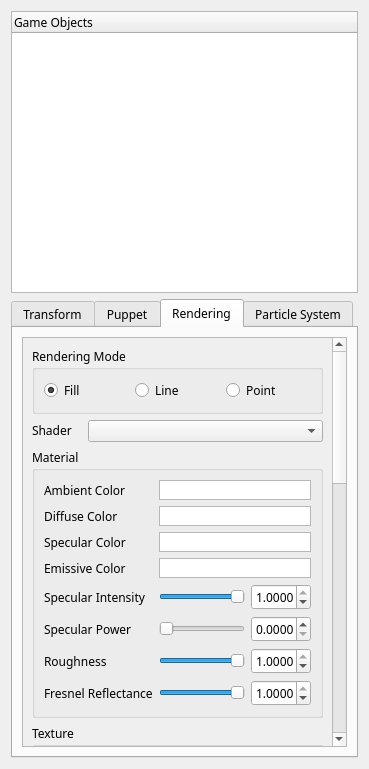
Old version of the form Source/UI/HierarchyWidget.ui in the repository kevinmore/Project-Nebula.
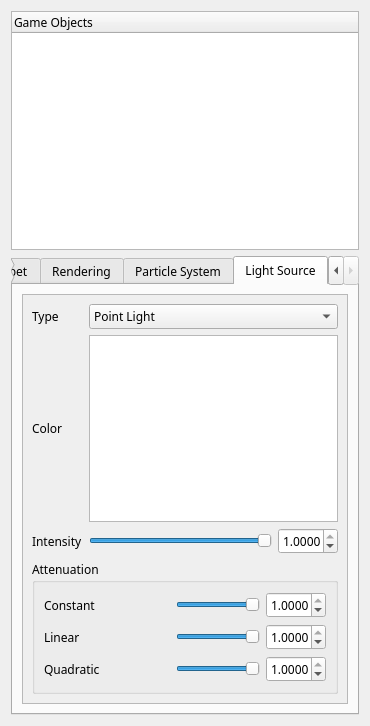
New version of the form.

Commit message: Implemented Light GUI control, working on serilizat

Patch:
```diff
--- a/Source/UI/HierarchyWidget.ui
+++ b/Source/UI/HierarchyWidget.ui
@@ -9,8 +9,8 @@
    <rect>
     <x>0</x>
     <y>0</y>
-    <width>369</width>
-    <height>769</height>
+    <width>370</width>
+    <height>726</height>
    </rect>
   </property>
   <property name="sizePolicy">
@@ -64,7 +64,7 @@
       <enum>QTabWidget::Rounded</enum>
      </property>
      <property name="currentIndex">
-      <number>2</number>
+      <number>4</number>
      </property>
      <property name="elideMode">
       <enum>Qt::ElideNone</enum>
@@ -687,8 +687,8 @@
            <rect>
             <x>0</x>
             <y>0</y>
-            <width>308</width>
-            <height>1130</height>
+            <width>309</width>
+            <height>1157</height>
            </rect>
           </property>
           <layout class="QVBoxLayout" name="verticalLayout_4">
@@ -861,6 +861,9 @@
                     <property name="decimals">
                      <number>4</number>
                     </property>
+                    <property name="minimum">
+                     <double>1.000000000000000</double>
+                    </property>
                     <property name="maximum">
                      <double>100.000000000000000</double>
                     </property>
@@ -2053,6 +2056,412 @@
        </item>
       </layout>
      </widget>
+     <widget class="QWidget" name="LightTab">
+      <attribute name="title">
+       <string>Light Source</string>
+      </attribute>
+      <layout class="QVBoxLayout" name="verticalLayout_5">
+       <item>
+        <widget class="QScrollArea" name="scrollArea_4">
+         <property name="widgetResizable">
+          <bool>true</bool>
+         </property>
+         <widget class="QWidget" name="scrollAreaWidgetContents_4">
+          <property name="geometry">
+           <rect>
+            <x>0</x>
+            <y>0</y>
+            <width>326</width>
+            <height>407</height>
+           </rect>
+          </property>
+          <layout class="QVBoxLayout" name="verticalLayout_16">
+           <item>
+            <layout class="QGridLayout" name="gridLayout_2" columnstretch="0,0">
+             <item row="1" column="1">
+              <widget class="QGraphicsView" name="graphicsView_LightColorPicker">
+               <property name="sizePolicy">
+                <sizepolicy hsizetype="Minimum" vsizetype="Minimum">
+                 <horstretch>0</horstretch>
+                 <verstretch>0</verstretch>
+                </sizepolicy>
+               </property>
+               <property name="minimumSize">
+                <size>
+                 <width>20</width>
+                 <height>20</height>
+                </size>
+               </property>
+              </widget>
+             </item>
+             <item row="0" column="0">
+              <widget class="QLabel" name="label_57">
+               <property name="sizePolicy">
+                <sizepolicy hsizetype="Preferred" vsizetype="Fixed">
+                 <horstretch>0</horstretch>
+                 <verstretch>0</verstretch>
+                </sizepolicy>
+               </property>
+               <property name="minimumSize">
+                <size>
+                 <width>50</width>
+                 <height>0</height>
+                </size>
+               </property>
+               <property name="maximumSize">
+                <size>
+                 <width>50</width>
+                 <height>16777215</height>
+                </size>
+               </property>
+               <property name="text">
+                <string>Type</string>
+               </property>
+               <property name="alignment">
+                <set>Qt::AlignLeading|Qt::AlignLeft|Qt::AlignVCenter</set>
+               </property>
+              </widget>
+             </item>
+             <item row="0" column="1">
+              <widget class="QComboBox" name="comboBox_LightType">
+               <property name="sizePolicy">
+                <sizepolicy hsizetype="Preferred" vsizetype="Fixed">
+                 <horstretch>0</horstretch>
+                 <verstretch>0</verstretch>
+                </sizepolicy>
+               </property>
+               <item>
+                <property name="text">
+                 <string>Point Light</string>
+                </property>
+               </item>
+               <item>
+                <property name="text">
+                 <string>Directional Light</string>
+                </property>
+               </item>
+               <item>
+                <property name="text">
+                 <string>Spot Light</string>
+                </property>
+               </item>
+               <item>
+                <property name="text">
+                 <string>Ambient Light</string>
+                </property>
+               </item>
+               <item>
+                <property name="text">
+                 <string>Area Light</string>
+                </property>
+               </item>
+              </widget>
+             </item>
+             <item row="1" column="0">
+              <widget class="QLabel" name="label_58">
+               <property name="sizePolicy">
+                <sizepolicy hsizetype="Preferred" vsizetype="Fixed">
+                 <horstretch>0</horstretch>
+                 <verstretch>0</verstretch>
+                </sizepolicy>
+               </property>
+               <property name="minimumSize">
+                <size>
+                 <width>50</width>
+                 <height>0</height>
+                </size>
+               </property>
+               <property name="maximumSize">
+                <size>
+                 <width>50</width>
+                 <height>16777215</height>
+                </size>
+               </property>
+               <property name="text">
+                <string>Color</string>
+               </property>
+               <property name="alignment">
+                <set>Qt::AlignLeading|Qt::AlignLeft|Qt::AlignVCenter</set>
+               </property>
+              </widget>
+             </item>
+             <item row="2" column="0">
+              <widget class="QLabel" name="label_35">
+               <property name="text">
+                <string>Intensity</string>
+               </property>
+              </widget>
+             </item>
+             <item row="2" column="1">
+              <layout class="QHBoxLayout" name="horizontalLayout_43">
+               <item>
+                <widget class="QSlider" name="horizontalSlider_LightIntensity">
+                 <property name="sizePolicy">
+                  <sizepolicy hsizetype="Preferred" vsizetype="Fixed">
+                   <horstretch>0</horstretch>
+                   <verstretch>0</verstretch>
+                  </sizepolicy>
+                 </property>
+                 <property name="maximum">
+                  <number>100</number>
+                 </property>
+                 <property name="value">
+                  <number>100</number>
+                 </property>
+                 <property name="orientation">
+                  <enum>Qt::Horizontal</enum>
+                 </property>
+                </widget>
+               </item>
+               <item>
+                <widget class="QDoubleSpinBox" name="doubleSpinBox_LightIntensity">
+                 <property name="sizePolicy">
+                  <sizepolicy hsizetype="Fixed" vsizetype="Fixed">
+                   <horstretch>0</horstretch>
+                   <verstretch>0</verstretch>
+                  </sizepolicy>
+                 </property>
+                 <property name="minimumSize">
+                  <size>
+                   <width>60</width>
+                   <height>0</height>
+                  </size>
+                 </property>
+                 <property name="maximumSize">
+                  <size>
+                   <width>60</width>
+                   <height>16777215</height>
+                  </size>
+                 </property>
+                 <property name="decimals">
+                  <number>4</number>
+                 </property>
+                 <property name="maximum">
+                  <double>1.000000000000000</double>
+                 </property>
+                 <property name="singleStep">
+                  <double>0.100000000000000</double>
+                 </property>
+                 <property name="value">
+                  <double>1.000000000000000</double>
+                 </property>
+                </widget>
+               </item>
+              </layout>
+             </item>
+            </layout>
+           </item>
+           <item>
+            <widget class="QGroupBox" name="groupBox_LightAtt">
+             <property name="title">
+              <string>Attenuation</string>
+             </property>
+             <layout class="QVBoxLayout" name="verticalLayout_14">
+              <item>
+               <layout class="QGridLayout" name="gridLayout_6">
+                <item row="2" column="0">
+                 <widget class="QLabel" name="label_3">
+                  <property name="text">
+                   <string>Quadratic</string>
+                  </property>
+                 </widget>
+                </item>
+                <item row="1" column="0">
+                 <widget class="QLabel" name="label_2">
+                  <property name="text">
+                   <string>Linear</string>
+                  </property>
+                 </widget>
+                </item>
+                <item row="0" column="0">
+                 <widget class="QLabel" name="label">
+                  <property name="text">
+                   <string>Constant</string>
+                  </property>
+                 </widget>
+                </item>
+                <item row="0" column="1">
+                 <layout class="QHBoxLayout" name="horizontalLayout_39">
+                  <item>
+                   <widget class="QSlider" name="horizontalSlider_LightAttConst">
+                    <property name="sizePolicy">
+                     <sizepolicy hsizetype="Preferred" vsizetype="Fixed">
+                      <horstretch>0</horstretch>
+                      <verstretch>0</verstretch>
+                     </sizepolicy>
+                    </property>
+                    <property name="maximum">
+                     <number>100</number>
+                    </property>
+                    <property name="value">
+                     <number>100</number>
+                    </property>
+                    <property name="orientation">
+                     <enum>Qt::Horizontal</enum>
+                    </property>
+                   </widget>
+                  </item>
+                  <item>
+                   <widget class="QDoubleSpinBox" name="doubleSpinBox_LightAttConst">
+                    <property name="sizePolicy">
+                     <sizepolicy hsizetype="Fixed" vsizetype="Fixed">
+                      <horstretch>0</horstretch>
+                      <verstretch>0</verstretch>
+                     </sizepolicy>
+                    </property>
+                    <property name="minimumSize">
+                     <size>
+                      <width>60</width>
+                      <height>0</height>
+                     </size>
+                    </property>
+                    <property name="maximumSize">
+                     <size>
+                      <width>60</width>
+                      <height>16777215</height>
+                     </size>
+                    </property>
+                    <property name="decimals">
+                     <number>4</number>
+                    </property>
+                    <property name="maximum">
+                     <double>1.000000000000000</double>
+                    </property>
+                    <property name="singleStep">
+                     <double>0.100000000000000</double>
+                    </property>
+                    <property name="value">
+                     <double>1.000000000000000</double>
+                    </property>
+                   </widget>
+                  </item>
+                 </layout>
+                </item>
+                <item row="1" column="1">
+                 <layout class="QHBoxLayout" name="horizontalLayout_41">
+                  <item>
+                   <widget class="QSlider" name="horizontalSlider_LightAttLinear">
+                    <property name="sizePolicy">
+                     <sizepolicy hsizetype="Preferred" vsizetype="Fixed">
+                      <horstretch>0</horstretch>
+                      <verstretch>0</verstretch>
+                     </sizepolicy>
+                    </property>
+                    <property name="maximum">
+                     <number>100</number>
+                    </property>
+                    <property name="value">
+                     <number>100</number>
+                    </property>
+                    <property name="orientation">
+                     <enum>Qt::Horizontal</enum>
+                    </property>
+                   </widget>
+                  </item>
+                  <item>
+                   <widget class="QDoubleSpinBox" name="doubleSpinBox_LightAttLinear">
+                    <property name="sizePolicy">
+                     <sizepolicy hsizetype="Fixed" vsizetype="Fixed">
+                      <horstretch>0</horstretch>
+                      <verstretch>0</verstretch>
+                     </sizepolicy>
+                    </property>
+                    <property name="minimumSize">
+                     <size>
+                      <width>60</width>
+                      <height>0</height>
+                     </size>
+                    </property>
+                    <property name="maximumSize">
+                     <size>
+                      <width>60</width>
+                      <height>16777215</height>
+                     </size>
+                    </property>
+                    <property name="decimals">
+                     <number>4</number>
+                    </property>
+                    <property name="maximum">
+                     <double>1.000000000000000</double>
+                    </property>
+                    <property name="singleStep">
+                     <double>0.100000000000000</double>
+                    </property>
+                    <property name="value">
+                     <double>1.000000000000000</double>
+                    </property>
+                   </widget>
+                  </item>
+                 </layout>
+                </item>
+                <item row="2" column="1">
+                 <layout class="QHBoxLayout" name="horizontalLayout_42">
+                  <item>
+                   <widget class="QSlider" name="horizontalSlider_LightAttQuad">
+                    <property name="sizePolicy">
+                     <sizepolicy hsizetype="Preferred" vsizetype="Fixed">
+                      <horstretch>0</horstretch>
+                      <verstretch>0</verstretch>
+                     </sizepolicy>
+                    </property>
+                    <property name="maximum">
+                     <number>100</number>
+                    </property>
+                    <property name="value">
+                     <number>100</number>
+                    </property>
+                    <property name="orientation">
+                     <enum>Qt::Horizontal</enum>
+                    </property>
+                   </widget>
+                  </item>
+                  <item>
+                   <widget class="QDoubleSpinBox" name="doubleSpinBox_LightAttQuad">
+                    <property name="sizePolicy">
+                     <sizepolicy hsizetype="Fixed" vsizetype="Fixed">
+                      <horstretch>0</horstretch>
+                      <verstretch>0</verstretch>
+                     </sizepolicy>
+                    </property>
+                    <property name="minimumSize">
+                     <size>
+                      <width>60</width>
+                      <height>0</height>
+                     </size>
+                    </property>
+                    <property name="maximumSize">
+                     <size>
+                      <width>60</width>
+                      <height>16777215</height>
+                     </size>
+                    </property>
+                    <property name="decimals">
+                     <number>4</number>
+                    </property>
+                    <property name="maximum">
+                     <double>1.000000000000000</double>
+                    </property>
+                    <property name="singleStep">
+                     <double>0.100000000000000</double>
+                    </property>
+                    <property name="value">
+                     <double>1.000000000000000</double>
+                    </property>
+                   </widget>
+                  </item>
+                 </layout>
+                </item>
+               </layout>
+              </item>
+             </layout>
+            </widget>
+           </item>
+          </layout>
+         </widget>
+        </widget>
+       </item>
+      </layout>
+     </widget>
     </widget>
    </item>
   </layout>
```
Left out of the diff: 8 changed lines with no effect on the pictures. The commit also changes 17 other files.
